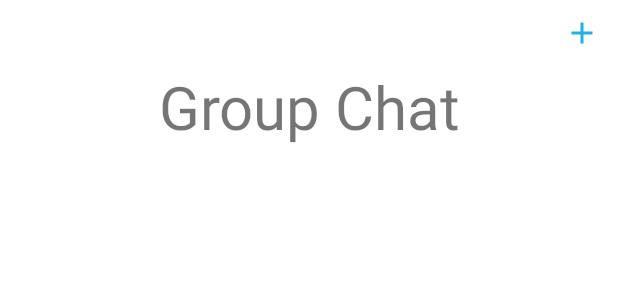
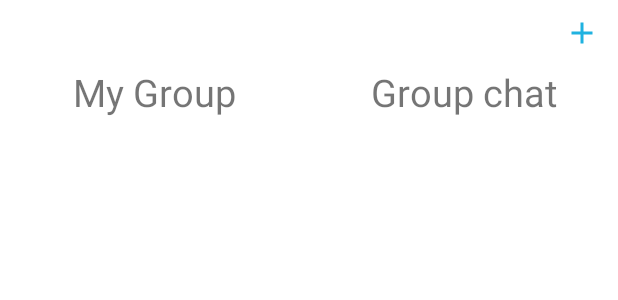
Before and after one commit to SachinKharvi888/gt, an Android app: the layout activity_grp.xml on its own in the app's theme, with its tools: preview values and no code run, on a phone screen of 412 x 824 dp. Shown: the top 300 px of the screen. Run offline under Robolectric (Android 15) with nearby library versions, the phone set to English and light mode, and no system bars.

Commit message:
Initial Commit

```diff
--- a/app/src/main/res/layout/activity_grp.xml
+++ b/app/src/main/res/layout/activity_grp.xml
@@ -12,6 +12,7 @@
         android:hint=""
         android:visibility="gone"/>
 
+
     <ImageButton
         android:layout_width="wrap_content"
         android:layout_height="wrap_content"
@@ -20,17 +21,42 @@
         android:id="@+id/crtgrup"
         android:backgroundTint="@color/white"
         />
-    <TextView
+    <LinearLayout
         android:layout_width="match_parent"
         android:layout_height="wrap_content"
-        android:text="Group Chat"
-        android:textSize="40dp"
-        android:gravity="center"
+        android:orientation="horizontal"
+        >
+        <TextView
+            android:layout_width="0dp"
+            android:layout_weight="1"
+            android:text="My Group"
+            android:textSize="25dp"
+            android:textAlignment="center"
+            android:id="@+id/mygrouplist"
 
+            android:layout_height="wrap_content" />
+
+        <TextView
+            android:layout_width="0dp"
+            android:layout_weight="1"
+            android:text="Group chat"
+            android:textSize="25dp"
+            android:textAlignment="center"
+            android:layout_height="wrap_content"
+            android:id="@+id/grpchatlisttext"
+            />
+
+    </LinearLayout>
+
+    <androidx.recyclerview.widget.RecyclerView
+        android:layout_width="match_parent"
+        android:layout_height="wrap_content"
+        android:id="@+id/grplist"
         />
     <androidx.recyclerview.widget.RecyclerView
         android:layout_width="match_parent"
-        android:layout_height="match_parent"
-        android:id="@+id/grplist"
+        android:layout_height="wrap_content"
+        android:id="@+id/grplist2"
+        android:visibility="gone"
         />
 </LinearLayout>
```
Also changed, not shown: app/src/main/java/com/example/gt/Adapter/Grpfrdlistadapter.java (+4 -9 lines), app/src/main/java/com/example/gt/grp.java (+71 -5 lines).
